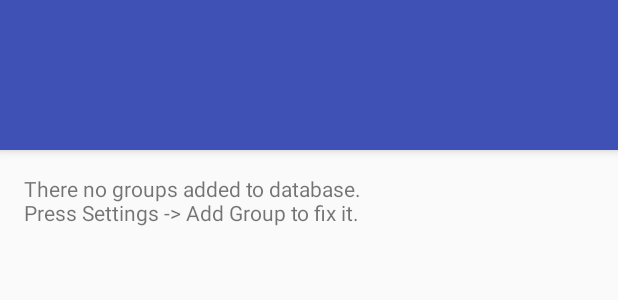
After one commit to lancaxor/android-vk-group-reader, an Android app: the layout activity_group_list.xml on its own in the app's theme, with its tools: preview values and no code run, on a phone screen of 412 x 824 dp. The commit adds this screen. Shown: the top 300 px of the screen. Run offline under Robolectric (Android 15) with nearby library versions, the phone set to English and light mode, and no system bars.

Commit message:
Add\remove groups in settings;

```diff
--- a/app/src/main/java/net/reisshie/vkgroupreader/Db/Entity/Base.java
+++ b/app/src/main/java/net/reisshie/vkgroupreader/Db/Entity/Base.java
@@ -154,4 +154,10 @@ public class Base {
         }
         return this;
     }
+
+    public Base remove(String entityId) {
+        String[] whereArgs = {entityId};
+        this.db.removeRow(this.getTableName(), this.KEY_COLUMN + "=?", whereArgs);
+        return this;
+    }
 }
--- a/app/src/main/java/net/reisshie/vkgroupreader/Db/Entity/Post.java
+++ b/app/src/main/java/net/reisshie/vkgroupreader/Db/Entity/Post.java
@@ -140,7 +140,11 @@ public class Post extends Base {
         List<Post> result = new ArrayList<Post>();
         String[] columns = this.columns;
         String[] columnsData = {"0"};   // viewed
-        Cursor cursor = this.db.getData(this.getTableName(), columns, this.COLUMN_IS_VIEWED + " = ?", columnsData, null, null, this.COLUMN_TIMESTAMP + " ASC", pager);
+        Cursor cursor = this.db.getData(this.getTableName(), columns, this.COLUMN_IS_VIEWED + " = ?", columnsData, null, null, this.COLUMN_TIMESTAMP + " DESC", pager);
+        if(cursor == null || !cursor.moveToFirst()) {
+            cursor.close();
+            return result;
+        }
         do {
             Post post = new Post(this.context);
             int indexId = cursor.getColumnIndex(this.COLUMN_ID);
--- a/app/src/main/java/net/reisshie/vkgroupreader/tools/Pager.java
+++ b/app/src/main/java/net/reisshie/vkgroupreader/tools/Pager.java
@@ -127,4 +127,9 @@ public class Pager {
         return this.itemsTotal;
     }
     // endregion getters
+
+    public int nextPage() {
+        this.pageNumber++ ;
+        return this.pageNumber;
+    }
 }
--- /dev/null
+++ b/app/src/main/res/layout/activity_group_list.xml
@@ -0,0 +1,37 @@
+<?xml version="1.0" encoding="utf-8"?>
+<android.support.design.widget.CoordinatorLayout xmlns:android="http://schemas.android.com/apk/res/android"
+    xmlns:app="http://schemas.android.com/apk/res-auto"
+    xmlns:tools="http://schemas.android.com/tools"
+    android:layout_width="match_parent"
+    android:layout_height="match_parent"
+    android:fitsSystemWindows="true"
+    tools:context="net.reisshie.vkgroupreader.GroupListActivity">
+
+    <android.support.design.widget.AppBarLayout
+        android:id="@+id/app_bar"
+        android:layout_width="match_parent"
+        android:layout_height="@dimen/app_bar_height"
+        android:fitsSystemWindows="true"
+        android:theme="@style/AppTheme.AppBarOverlay">
+
+        <android.support.design.widget.CollapsingToolbarLayout
+            android:id="@+id/toolbar_layout"
+            android:layout_width="match_parent"
+            android:layout_height="match_parent"
+            android:fitsSystemWindows="true"
+            app:contentScrim="?attr/colorPrimary"
+            app:layout_scrollFlags="scroll|exitUntilCollapsed">
+
+            <android.support.v7.widget.Toolbar
+                android:id="@+id/toolbar"
+                android:layout_width="match_parent"
+                android:layout_height="?attr/actionBarSize"
+                app:layout_collapseMode="pin"
+                app:popupTheme="@style/AppTheme.PopupOverlay" />
+
+        </android.support.design.widget.CollapsingToolbarLayout>
+    </android.support.design.widget.AppBarLayout>
+
+    <include layout="@layout/content_group_list" />
+
+</android.support.design.widget.CoordinatorLayout>
--- /dev/null
+++ b/app/src/main/res/layout/content_group_list.xml
@@ -0,0 +1,18 @@
+<?xml version="1.0" encoding="utf-8"?>
+<android.support.v4.widget.NestedScrollView xmlns:android="http://schemas.android.com/apk/res/android"
+    xmlns:app="http://schemas.android.com/apk/res-auto"
+    xmlns:tools="http://schemas.android.com/tools"
+    android:layout_width="match_parent"
+    android:layout_height="match_parent"
+    app:layout_behavior="@string/appbar_scrolling_view_behavior"
+    tools:context="net.reisshie.vkgroupreader.GroupListActivity"
+    tools:showIn="@layout/activity_group_list">
+
+    <TextView
+        android:id="@+id/tw_group_list"
+        android:layout_width="wrap_content"
+        android:layout_height="wrap_content"
+        android:layout_margin="@dimen/text_margin"
+        android:text="@string/large_text" />
+
+</android.support.v4.widget.NestedScrollView>
--- a/app/src/main/res/values/strings.xml
+++ b/app/src/main/res/values/strings.xml
@@ -2,6 +2,7 @@
     <string name="app_name">VkGroupReader</string>
     <string name="title_activity_post_list">Vk Group Reader</string>
     <integer name="com_vk_sdk_AppId">5782946</integer>
-    <string name="large_text">Add groups in settings for getting data</string>
+    <string name="large_text">There no groups added to database.\nPress "Settings" -> "Add Group" to fix it.</string>
     <string name="action_settings">Settings</string>
+    <string name="title_activity_group_list">Groups List</string>
 </resources>
```
Also changed, not shown: app/src/main/AndroidManifest.xml (+11 -2 lines), app/src/main/java/net/reisshie/vkgroupreader/Api/ApiWorker.java (+4 -3 lines), app/src/main/java/net/reisshie/vkgroupreader/Db/DbManager.java (+8 -1 lines), app/src/main/java/net/reisshie/vkgroupreader/Db/Entity/Group.java (+28 -0 lines), app/src/main/java/net/reisshie/vkgroupreader/GroupListActivity.java (added, +190 -0 lines), app/src/main/java/net/reisshie/vkgroupreader/Interface/ClickCallback.java (added, +12 -0 lines), app/src/main/java/net/reisshie/vkgroupreader/PostListActivity.java (+54 -32 lines), app/src/main/java/net/reisshie/vkgroupreader/tools/Tools.java (+33 -0 lines), app/src/main/res/menu/menu_group_list.xml (added, +17 -0 lines), app/src/main/res/menu/menu_post_list.xml (+7 -0 lines).
